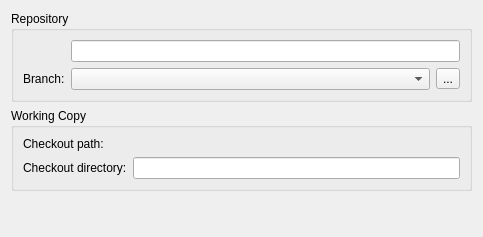
The window that src/plugins/vcsbase/basecheckoutwizardpage.ui (qt-creator/qt-creator) describes before a commit, drawn with Qt 5.
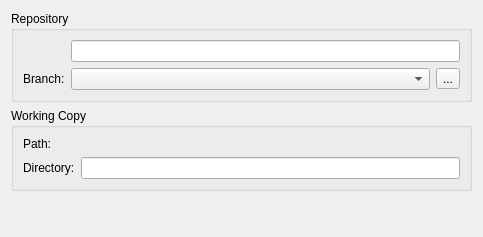
The same window after the commit. Custom widgets are drawn as their Qt base class.

Commit message: VCS: Use better terms on checkout wizard for DVCS

```diff
--- a/src/plugins/vcsbase/basecheckoutwizardpage.ui
+++ b/src/plugins/vcsbase/basecheckoutwizardpage.ui
@@ -94,7 +94,7 @@
          <string>The path in which the directory containing the checkout will be created.</string>
         </property>
         <property name="text">
-         <string>Checkout path:</string>
+         <string>Path:</string>
         </property>
        </widget>
       </item>
@@ -107,7 +107,7 @@
          <string>The local directory that will contain the code after the checkout.</string>
         </property>
         <property name="text">
-         <string>Checkout directory:</string>
+         <string>Directory:</string>
         </property>
        </widget>
       </item>
```
The commit also changes 9 other files.
